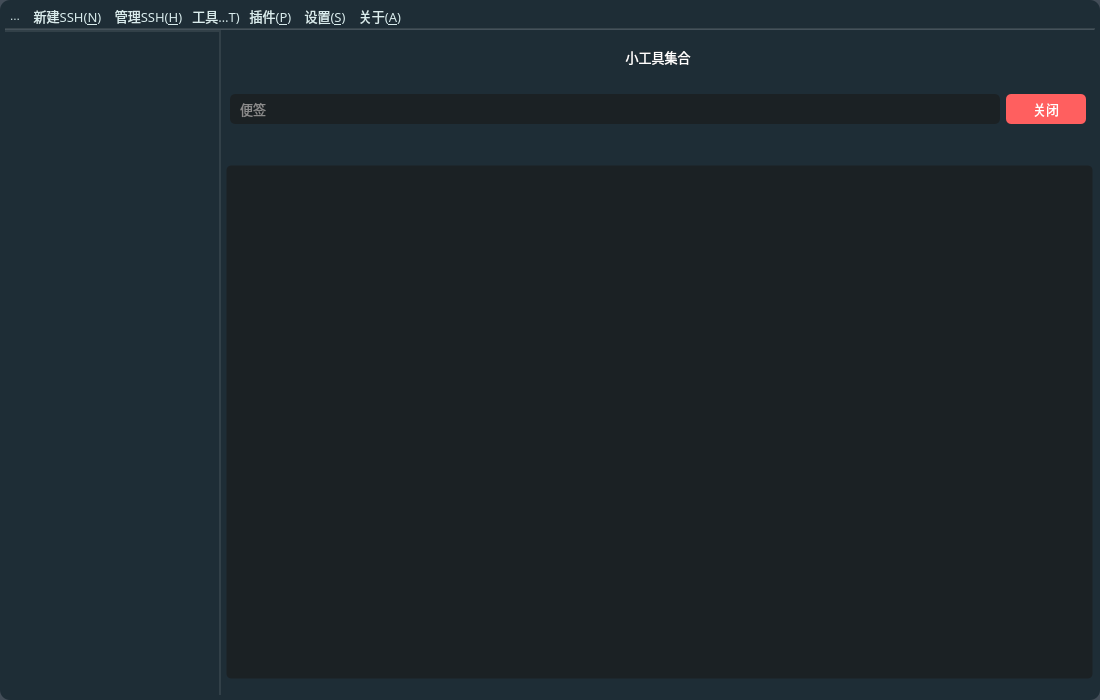
HuaGouFdog/Fdog-Kit, file mainwindow.ui: the form before one commit.
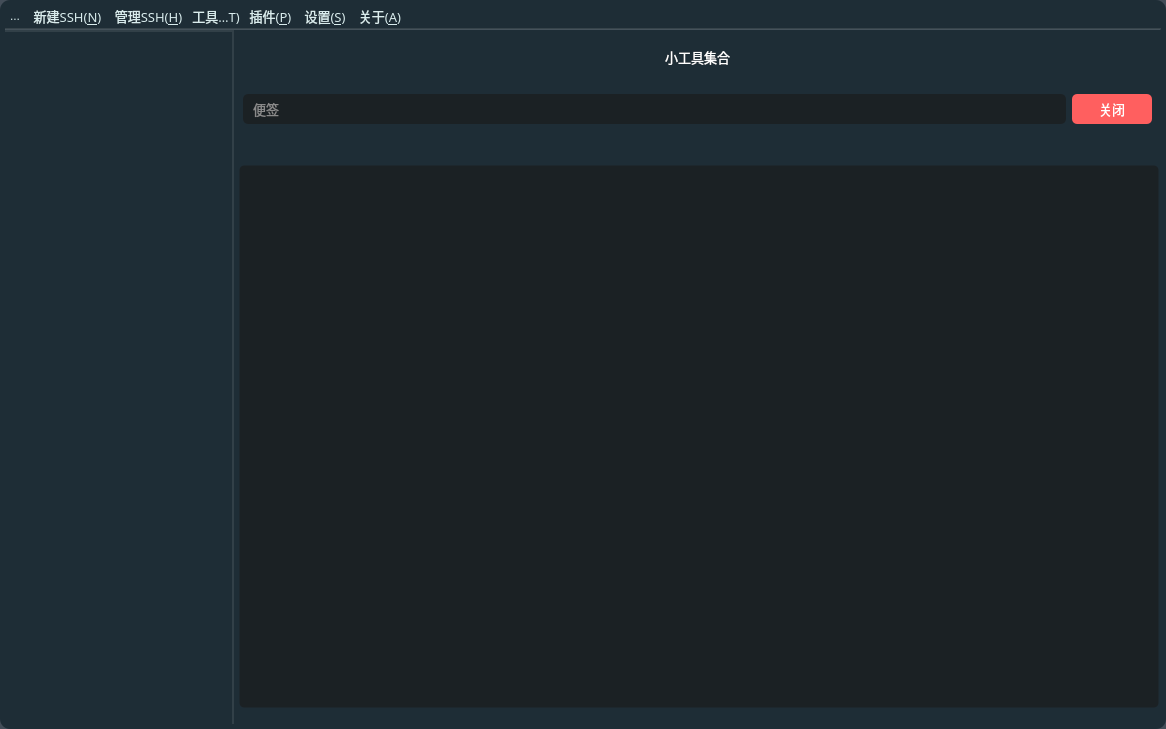
The form after the commit. Icons and pictures are not drawn.

Patch:
```diff
--- a/mainwindow.ui
+++ b/mainwindow.ui
@@ -6,8 +6,8 @@
    <rect>
     <x>0</x>
     <y>0</y>
-    <width>1100</width>
-    <height>700</height>
+    <width>1166</width>
+    <height>729</height>
    </rect>
   </property>
   <property name="minimumSize">
```
